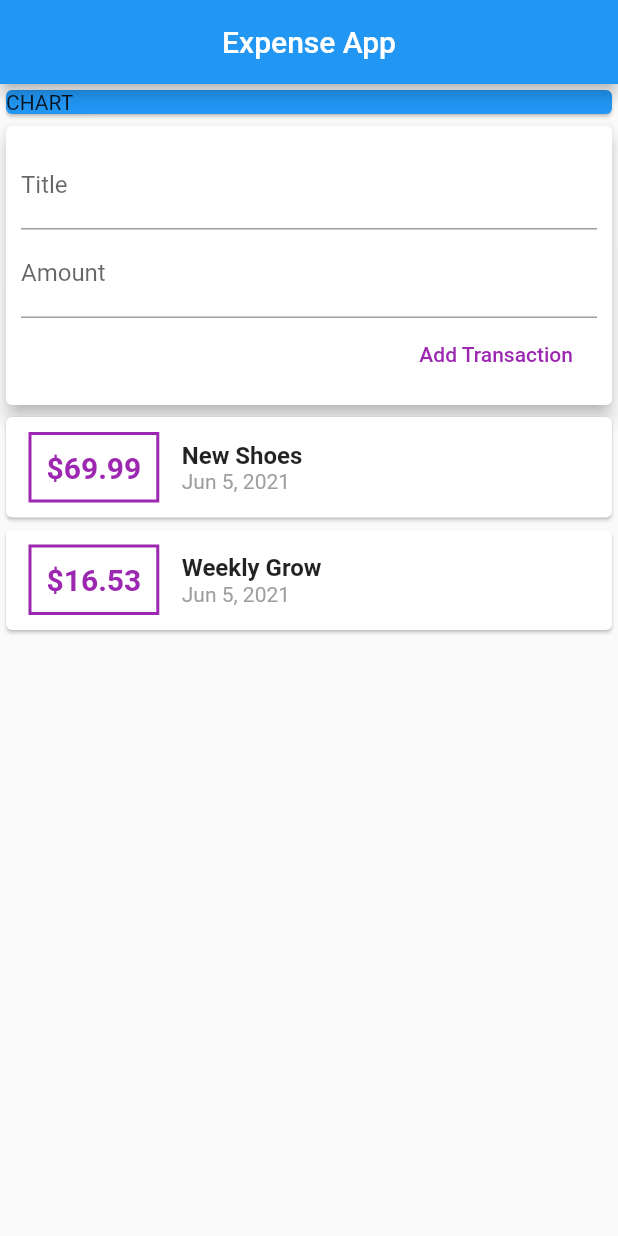
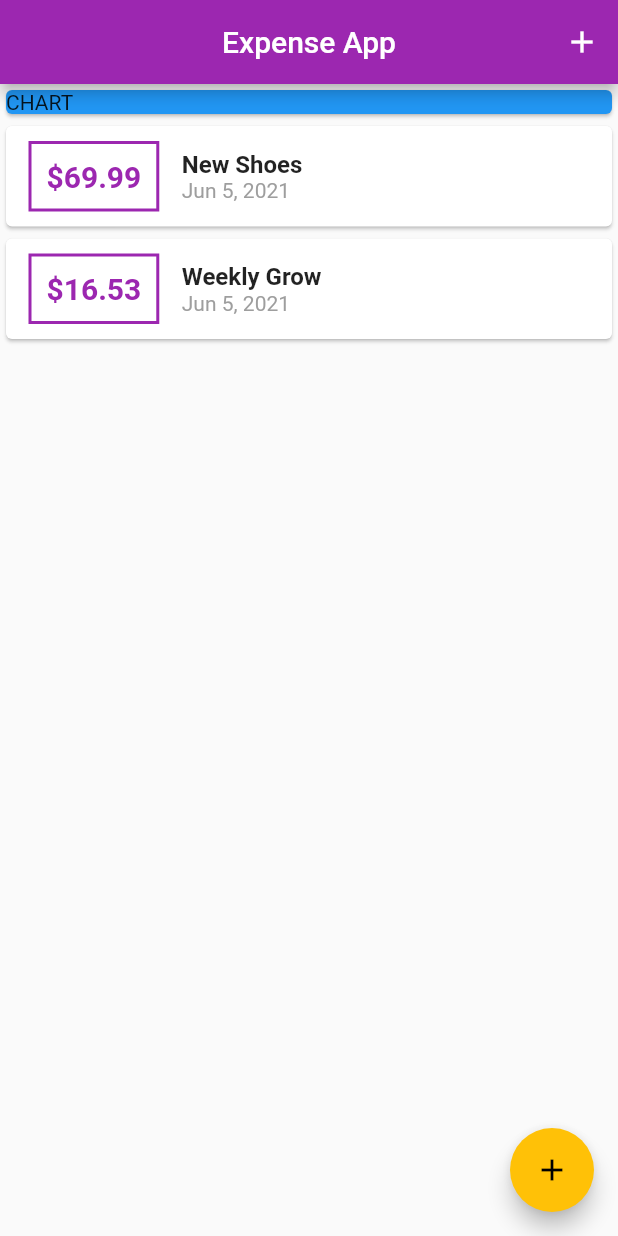
Before and after one commit to Sadid369/expense_app, a Flutter app: the screen it shows after launch, on a phone screen of 412 x 824 dp. Run offline on Flutter 3.47's test engine with Material 2 defaults, Android fonts, the phone set to English and light mode, and no system bars.

Commit message:
Day 4 Complete

```diff
--- a/lib/main.dart
+++ b/lib/main.dart
@@ -1,21 +1,80 @@
 import 'package:expense_app/models/transactions.dart';
-import 'package:expense_app/widgets/user_transaction.dart';
+import 'package:expense_app/widgets/new_transaction.dart';
+import 'package:expense_app/widgets/transaction_list.dart';
+
 import 'package:flutter/material.dart';
 import 'package:intl/intl.dart';
 
 void main() {
   runApp(MaterialApp(
     home: HomePage(),
+    theme: ThemeData(
+      primarySwatch: Colors.purple,
+      accentColor: Colors.amber,
+    ),
   ));
 }
 
-class HomePage extends StatelessWidget {
+class HomePage extends StatefulWidget {
+  @override
+  _HomePageState createState() => _HomePageState();
+}
+
+class _HomePageState extends State<HomePage> {
+  final List<Transactions> _userTransactions = [
+    Transactions(
+      id: 't1',
+      title: 'New Shoes',
+      amount: 69.99,
+      date: DateTime.now(),
+    ),
+    Transactions(
+      id: 't2',
+      title: 'Weekly Grow',
+      amount: 16.53,
+      date: DateTime.now(),
+    ),
+  ];
+  void _addNewTransaction(String txTitle, double txAmount) {
+    final newTx = Transactions(
+        id: DateTime.now().toString(),
+        title: txTitle,
+        amount: txAmount,
+        date: DateTime.now());
+    setState(
+      () {
+        _userTransactions.add(newTx);
+      },
+    );
+  }
+
+  void _startAddNewTransaction(BuildContext ctx) {
+    showModalBottomSheet(
+        context: ctx,
+        builder: (_) {
+          return GestureDetector(
+            onTap: () {},
+            child: NewTransaction(
+              addTransaction: _addNewTransaction,
+            ),
+            behavior: HitTestBehavior.opaque,
+          );
+        });
+  }
+
   @override
   Widget build(BuildContext context) {
     return Scaffold(
       appBar: AppBar(
         centerTitle: true,
         title: Text('Expense App'),
+        actions: [
+          IconButton(
+              icon: Icon(Icons.add),
+              onPressed: () {
+                _startAddNewTransaction(context);
+              })
+        ],
       ),
       body: SingleChildScrollView(
         child: Column(
@@ -29,9 +88,17 @@ class HomePage extends StatelessWidget {
                 child: Text('CHART'),
               ),
             ),
-            UserTransaction(),
+            TransactionList(
+              transactions: _userTransactions,
+            )
           ],
         ),
+      ),
+      floatingActionButton: FloatingActionButton(
+        child: Icon(Icons.add),
+        onPressed: () {
+          _startAddNewTransaction(context);
+        },
       ),
     );
   }
--- a/lib/widgets/transaction_list.dart
+++ b/lib/widgets/transaction_list.dart
@@ -18,12 +18,13 @@ class TransactionList extends StatelessWidget {
                 Container(
                   margin: EdgeInsets.symmetric(vertical: 10, horizontal: 15),
                   decoration: BoxDecoration(
-                      border: Border.all(color: Colors.purple, width: 2)),
+                      border: Border.all(
+                          color: Theme.of(context).primaryColor, width: 2)),
                   padding: EdgeInsets.all(10),
                   child: Text(
-                    '\$${transactions[index].amount}',
+                    '\$${transactions[index].amount.toStringAsFixed(2)}',
                     style: TextStyle(
-                      color: Colors.purple,
+                      color: Theme.of(context).primaryColor,
                       fontWeight: FontWeight.bold,
                       fontSize: 20,
                     ),
--- a/lib/widgets/user_transaction.dart
+++ /dev/null
@@ -1,50 +0,0 @@
-import 'package:expense_app/models/transactions.dart';
-import 'package:expense_app/widgets/new_transaction.dart';
-import 'package:expense_app/widgets/transaction_list.dart';
-import 'package:flutter/material.dart';
-
-class UserTransaction extends StatefulWidget {
-  @override
-  _UserTransactionState createState() => _UserTransactionState();
-}
-
-class _UserTransactionState extends State<UserTransaction> {
-  final List<Transactions> _userTransactions = [
-    Transactions(
-      id: 't1',
-      title: 'New Shoes',
-      amount: 69.99,
-      date: DateTime.now(),
-    ),
-    Transactions(
-      id: 't2',
-      title: 'Weekly Grow',
-      amount: 16.53,
-      date: DateTime.now(),
-    ),
-  ];
-  void _addNewTransaction(String txTitle, double txAmount) {
-    final newTx = Transactions(
-        id: DateTime.now().toString(),
-        title: txTitle,
-        amount: txAmount,
-        date: DateTime.now());
-    setState(() {
-      _userTransactions.add(newTx);
-    });
-  }
-
-  @override
-  Widget build(BuildContext context) {
-    return Column(
-      children: [
-        NewTransaction(
-          addTransaction: _addNewTransaction,
-        ),
-        TransactionList(
-          transactions: _userTransactions,
-        )
-      ],
-    );
-  }
-}
```
Also changed, not shown: lib/widgets/new_transaction.dart (+25 -7 lines).
